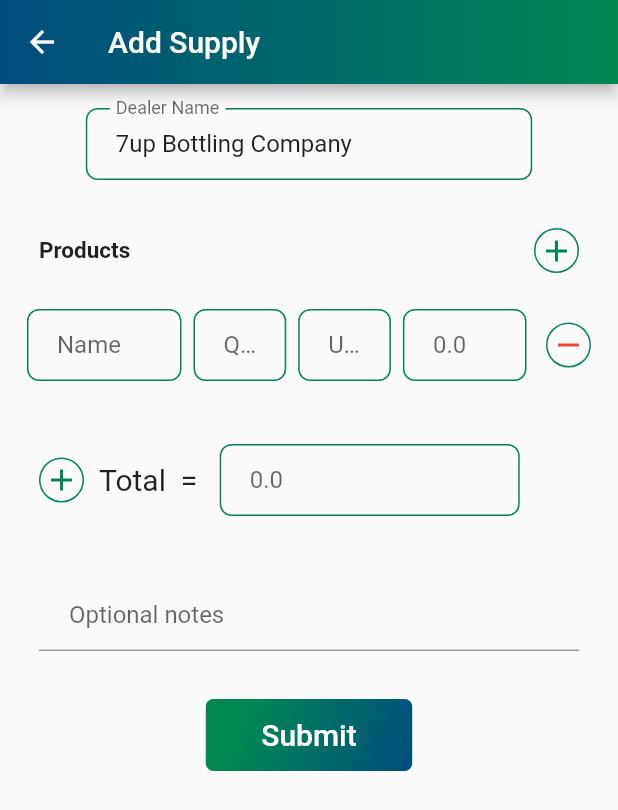
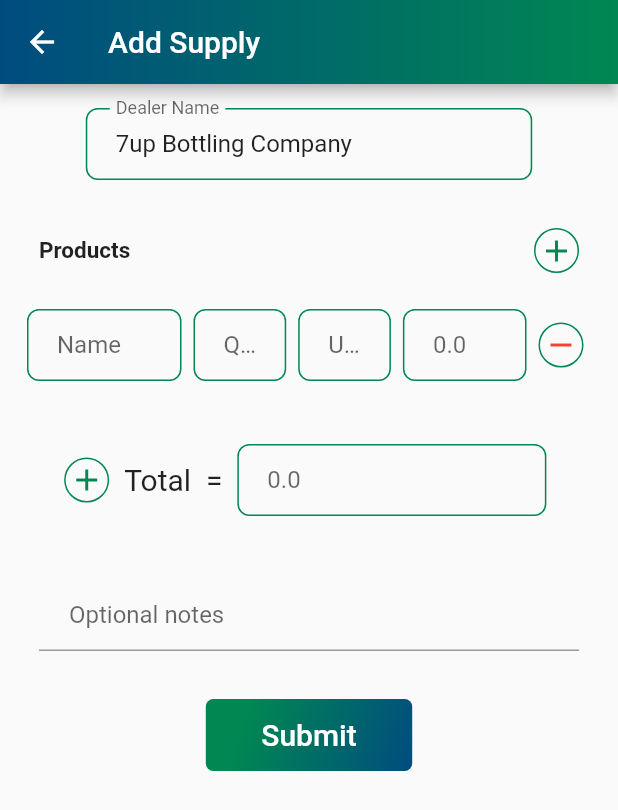
Before and after one commit to farawehassan/bizgiene_limited, a Flutter app: the AddSupply screen opened by its route, after a tap on the "add" icon, on a phone screen of 412 x 824 dp. Shown: the top 810 px of the screen. Run offline on Flutter 3.47's test engine with Material 2 defaults, Android fonts, the phone set to English and light mode, and no system bars; our stand-ins replace dynamic_theme, flutter_money_formatter, flutter_typeahead, fluttertoast, font_awesome_flutter, google_fonts and 5 more; missing offline and left inert: esc_pos_printer, flutter_sparkline, folding_cell; accounts and stored records are empty; project files that could hold a hidden picture were left out.

Commit message:
Changes for size compatibility

```diff
--- a/lib/ui/navs/supplies/add_supply.dart
+++ b/lib/ui/navs/supplies/add_supply.dart
@@ -1,4 +1,5 @@
 import 'package:bizgienelimited/bloc/future_values.dart';
+import 'package:bizgienelimited/bloc/select_suggestions.dart';
 import 'package:bizgienelimited/model/supply_details.dart';
 import 'package:bizgienelimited/model/supply_products.dart';
 import 'package:bizgienelimited/networking/rest_data.dart';
@@ -8,6 +9,7 @@ import 'package:bizgienelimited/utils/round_icon.dart';
 import 'package:bizgienelimited/utils/size_config.dart';
 import 'package:flutter/cupertino.dart';
 import 'package:flutter/material.dart';
+import 'package:flutter_typeahead/flutter_typeahead.dart';
 import 'package:gradient_app_bar/gradient_app_bar.dart';
 import 'package:modal_progress_hud/modal_progress_hud.dart';
 
@@ -89,10 +91,12 @@ class _AddSupplyState extends State<AddSupply> {
           Flexible(
             child: Container(
               margin: EdgeInsets.symmetric(vertical: 8.0),
-              width: SizeConfig.safeBlockHorizontal * 25,//150.0,
-              child: TextField(
+              width: SizeConfig.safeBlockHorizontal * 25,
+              child: TypeAheadFormField(
+                textFieldConfiguration: TextFieldConfiguration(
+                  controller: productController,
                   keyboardType: TextInputType.text,
-                controller: productController,
+                  decoration: kTextFieldDecoration.copyWith(labelText: "Name"),
                   onChanged: (value) {
                     if (!mounted) return;
                     setState(() {
@@ -100,7 +104,27 @@ class _AddSupplyState extends State<AddSupply> {
                       _details['product'] = '$_productName';
                     });
                   },
-                decoration: kTextFieldDecoration.copyWith(labelText: "Name"),
+                ),
+                suggestionsCallback: (pattern) {
+                  return Suggestions.getProductSuggestions(pattern, Constants.sevenUpItems);
+                },
+                itemBuilder: (context, suggestion) {
+                  return ListTile(
+                    title: Text(suggestion),
+                  );
+                },
+                transitionBuilder: (context, suggestionsBox, controller) {
+                  return suggestionsBox;
+                },
+                onSuggestionSelected: (suggestion) {
+                  productController.text = suggestion;
+                  _productName = productController.text;
+                  _details['product'] = '$_productName';
+                },
+                onSaved: (value) {
+                  this._productName = value;
+                  _details['product'] = '$value';
+                },
               ),
             ),
           ),
@@ -267,7 +291,9 @@ class _AddSupplyState extends State<AddSupply> {
                           shrinkWrap: true,
                           children: _rows.map((data) {
                             int index = _rows.indexOf(data);
-                            return Row(
+                            return SingleChildScrollView(
+                              scrollDirection: Axis.horizontal,
+                              child: Row(
                                 mainAxisAlignment: MainAxisAlignment.spaceBetween,
                                 children: <Widget>[
                                   _rows[index],
@@ -278,6 +304,7 @@ class _AddSupplyState extends State<AddSupply> {
                                     },
                                   ),
                                 ],
+                              ),
                             );
                           }).toList(),
                         ),
@@ -285,6 +312,8 @@ class _AddSupplyState extends State<AddSupply> {
                     ),
                     Padding(
                       padding: EdgeInsets.all(16.0),
+                      child: SingleChildScrollView(
+                        scrollDirection: Axis.horizontal,
                         child: Row(
                           children: <Widget>[
                             AddIconButton(
@@ -302,14 +331,15 @@ class _AddSupplyState extends State<AddSupply> {
                               ),
                             ),
                             Container(
-                            margin: EdgeInsets.symmetric(vertical: 10.0, horizontal: 10.0),
-                            width: 200.0,
+                              margin: EdgeInsets.symmetric(vertical: 10.0, horizontal: 5.0),
+                              width: SizeConfig.safeBlockHorizontal * 50,
                               child: TextField(
                                 controller: _amountController,
                                 decoration: kTextFieldDecoration.copyWith(hintText: '0.0'),
                               ),
                             ),
                           ],
+                        ),
                       ),
                     ),
                     Flexible(
```
Lines whose indentation alone changed are shown as unchanged.
